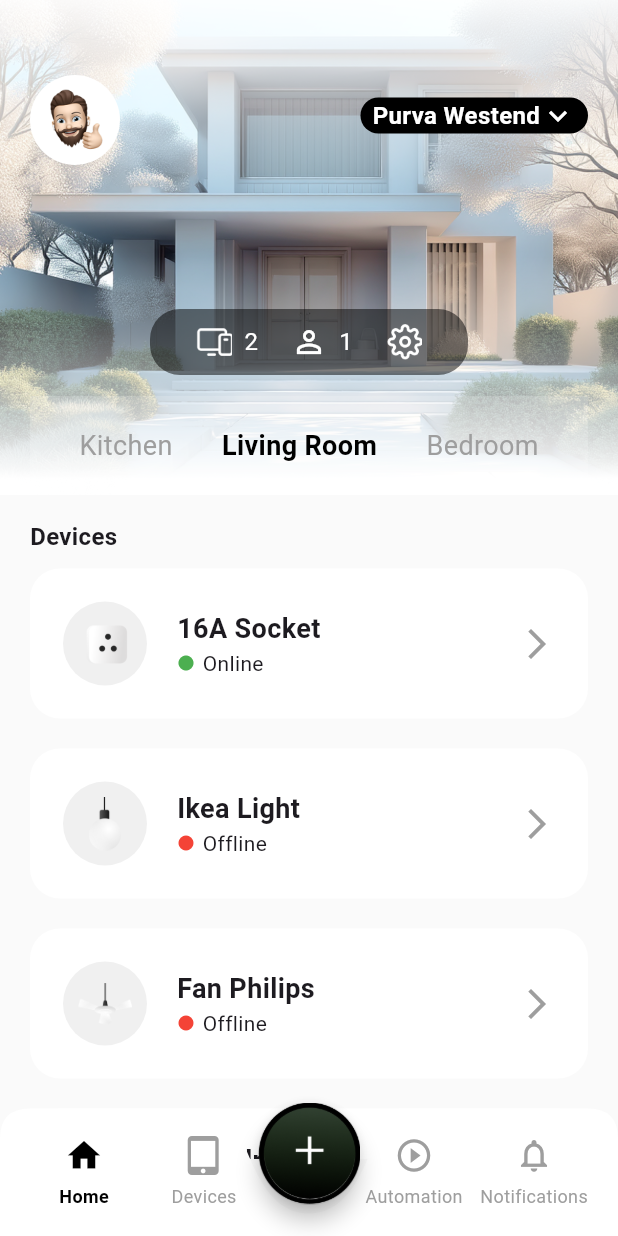
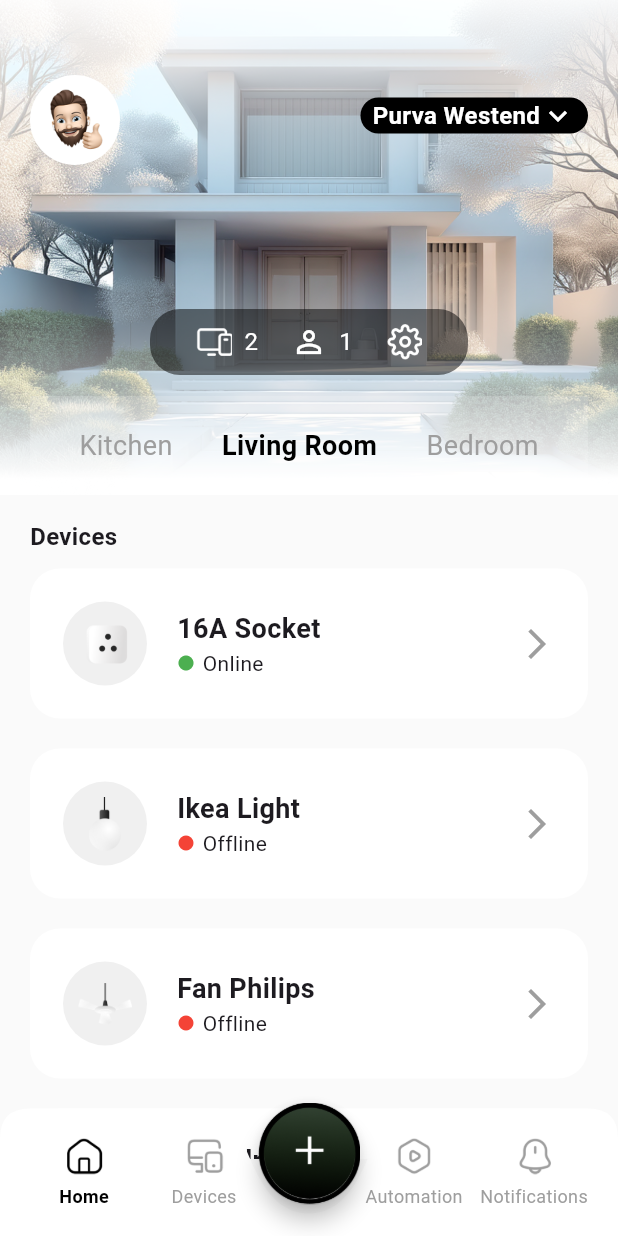
Before and after one commit to mohd-afid/machine_task, a Flutter app: the screen it shows after launch, on a phone screen of 412 x 824 dp. Run offline on Flutter 3.47's test engine with Material 3 defaults, Android fonts, the phone set to English and light mode, and no system bars.

Commit message:
initial commit

```diff
--- a/lib/presentation/widgets/custom_bottom_nav_bar.dart
+++ b/lib/presentation/widgets/custom_bottom_nav_bar.dart
@@ -28,11 +28,11 @@ class CustomBottomNavBar extends StatelessWidget {
                 child: Row(
                   mainAxisAlignment: MainAxisAlignment.spaceAround,
                   children: [
-                    _buildNavItem(Icons.home, 'Home', 0),
-                    _buildNavItem(Icons.tablet_mac_outlined, 'Devices', 1),
+                    _buildNavItem('lib/assets/icons/home-trend-down.png', 'Home', 0),
+                    _buildNavItem('lib/assets/icons/monitor-mobbile.png', 'Devices', 1),
                     const SizedBox(width: 60), // Space for FAB
-                    _buildNavItem(Icons.play_circle_outline, 'Automation', 2),
-                    _buildNavItem(Icons.notifications_outlined, 'Notifications', 3),
+                    _buildNavItem('lib/assets/icons/video-octagon.png', 'Automation', 2),
+                    _buildNavItem('lib/assets/icons/notification-bing.png', 'Notifications', 3),
                   ],
                 ),
               ),
@@ -43,7 +43,7 @@ class CustomBottomNavBar extends StatelessWidget {
     );
   }
 
-  Widget _buildNavItem(IconData icon, String label, int index) {
+  Widget _buildNavItem(String iconPath, String label, int index) {
     final isSelected = currentIndex == index;
     final Color color = isSelected ? AppColors.black : AppColors.mediumGrey;
     final FontWeight fontWeight = isSelected ? FontWeight.w600 : FontWeight.w400;
@@ -56,7 +56,12 @@ class CustomBottomNavBar extends StatelessWidget {
           mainAxisAlignment: MainAxisAlignment.center,
           mainAxisSize: MainAxisSize.min,
           children: [
-            Icon(icon, size: 26, color: color),
+            Image.asset(
+              iconPath,
+              height: 26,
+              width: 26,
+              color: color,
+            ),
             const SizedBox(height: 6),
             Text(
               label,
--- a/lib/utils/constants/colors.dart
+++ b/lib/utils/constants/colors.dart
@@ -1,8 +1,8 @@
 import 'package:flutter/material.dart';
 
 class AppColors {
-  // This class is not meant to be instantiated.
-  AppColors._();
+
+
 
   // Brand Colors
   static const Color primary = Color(0xFF007BFF);
```
